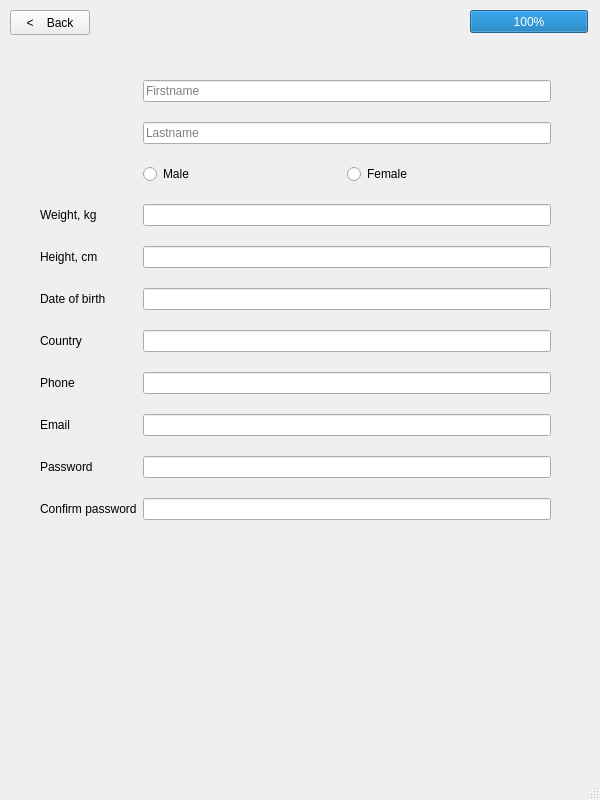
Qt form MainWindow.ui (JowiAoun/COMP3004-Final-Project) before a commit.
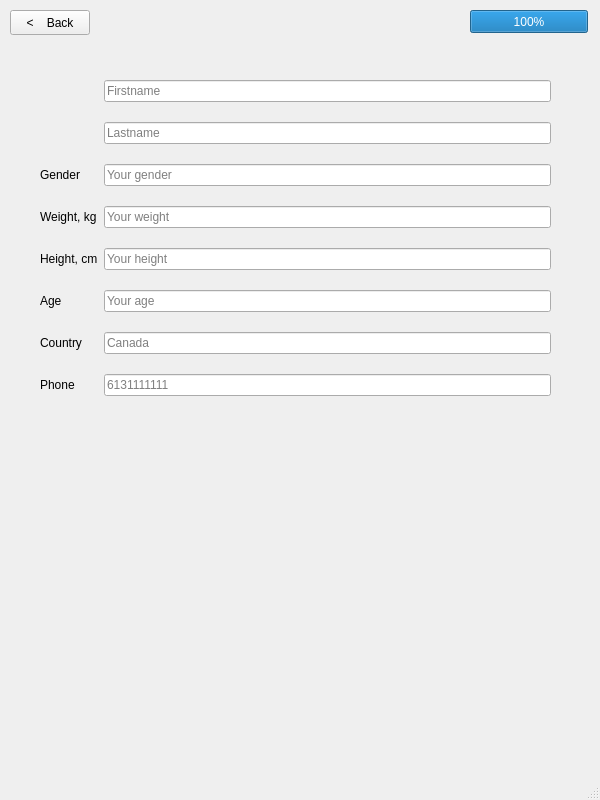
The same form after that commit. The open tabs and pages were chosen to show the change. Custom widgets are drawn as their Qt base class.

Commit message: feat(ui): add metrics graph

```diff
--- a/MainWindow.ui
+++ b/MainWindow.ui
@@ -129,7 +129,11 @@
         </widget>
        </item>
        <item row="3" column="1">
-        <widget class="QLineEdit" name="lineEdit_3"/>
+        <widget class="QLineEdit" name="lineEdit_3">
+         <property name="placeholderText">
+          <string>Your weight</string>
+         </property>
+        </widget>
        </item>
        <item row="4" column="0">
         <widget class="QLabel" name="label_2">
@@ -139,17 +143,25 @@
         </widget>
        </item>
        <item row="4" column="1">
-        <widget class="QLineEdit" name="lineEdit_4"/>
+        <widget class="QLineEdit" name="lineEdit_4">
+         <property name="placeholderText">
+          <string>Your height</string>
+         </property>
+        </widget>
        </item>
        <item row="5" column="0">
         <widget class="QLabel" name="label_3">
          <property name="text">
-          <string>Date of birth</string>
+          <string>Age</string>
          </property>
         </widget>
        </item>
        <item row="5" column="1">
-        <widget class="QLineEdit" name="lineEdit_5"/>
+        <widget class="QLineEdit" name="lineEdit_5">
+         <property name="placeholderText">
+          <string>Your age</string>
+         </property>
+        </widget>
        </item>
        <item row="6" column="0">
         <widget class="QLabel" name="label_4">
@@ -159,7 +171,11 @@
         </widget>
        </item>
        <item row="6" column="1">
-        <widget class="QLineEdit" name="lineEdit_6"/>
+        <widget class="QLineEdit" name="lineEdit_6">
+         <property name="placeholderText">
+          <string>Canada</string>
+         </property>
+        </widget>
        </item>
        <item row="7" column="0">
         <widget class="QLabel" name="label_5">
@@ -169,55 +185,28 @@
         </widget>
        </item>
        <item row="7" column="1">
-        <widget class="QLineEdit" name="lineEdit_7"/>
-       </item>
-       <item row="8" column="0">
-        <widget class="QLabel" name="label_6">
-         <property name="text">
-          <string>Email</string>
+        <widget class="QLineEdit" name="lineEdit_7">
+         <property name="placeholderText">
+          <string>6131111111</string>
          </property>
         </widget>
        </item>
-       <item row="8" column="1">
-        <widget class="QLineEdit" name="lineEdit_8"/>
-       </item>
-       <item row="9" column="0">
+       <item row="2" column="0">
         <widget class="QLabel" name="label_7">
          <property name="text">
-          <string>Password</string>
+          <string>Gender</string>
          </property>
         </widget>
        </item>
-       <item row="9" column="1">
-        <widget class="QLineEdit" name="lineEdit_9"/>
-       </item>
-       <item row="10" column="0">
-        <widget class="QLabel" name="label_8">
-         <property name="text">
-          <string>Confirm password</string>
-         </property>
-        </widget>
-       </item>
-       <item row="10" column="1">
-        <widget class="QLineEdit" name="lineEdit_10"/>
-       </item>
        <item row="2" column="1">
-        <layout class="QHBoxLayout" name="horizontalLayout">
-         <item>
-          <widget class="QRadioButton" name="radioButton_2">
-           <property name="text">
-            <string>Male</string>
-           </property>
-          </widget>
-         </item>
-         <item>
-          <widget class="QRadioButton" name="radioButton">
-           <property name="text">
-            <string>Female</string>
-           </property>
-          </widget>
-         </item>
-        </layout>
+        <widget class="QLineEdit" name="lineEdit_8">
+         <property name="text">
+          <string/>
+         </property>
+         <property name="placeholderText">
+          <string>Your gender</string>
+         </property>
+        </widget>
        </item>
       </layout>
      </widget>
@@ -265,6 +254,13 @@
    </property>
   </widget>
  </widget>
+ <customwidgets>
+  <customwidget>
+   <class>QChartView</class>
+   <extends>QGraphicsView</extends>
+   <header location="global">QtCharts/QChartView</header>
+  </customwidget>
+ </customwidgets>
  <resources/>
  <connections/>
 </ui>
```
Left out of the diff: 53 changed lines with no effect on the pictures. The commit also changes 1 other file.
